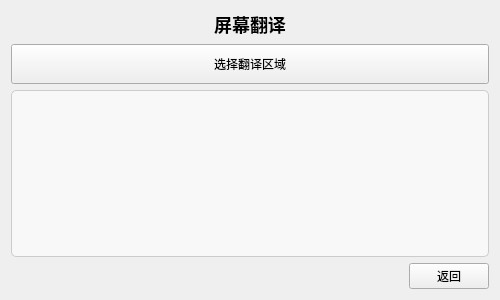
Before: the Qt Designer form UI_File/screen_translate.ui in Lyghrock/Programming-Practice-2025-Spring-Project, drawn with Qt 5.
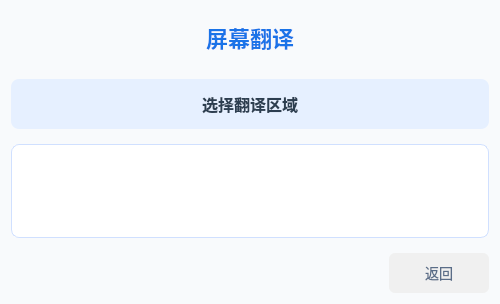
After: the same form once the commit is applied.

The edit to the form file:
```diff
--- a/UI_File/screen_translate.ui
+++ b/UI_File/screen_translate.ui
@@ -10,7 +10,16 @@
     <height>300</height>
    </rect>
   </property>
+  <property name="styleSheet">
+   <string notr="true">QWidget {
+    background-color: #f8fafc;
+    font-family: 'Segoe UI', sans-serif;
+}</string>
+  </property>
   <layout class="QVBoxLayout" name="verticalLayout">
+   <property name="spacing">
+    <number>15</number>
+   </property>
    <item>
     <widget class="QLabel" name="label">
      <property name="text">
@@ -20,7 +29,10 @@
       <set>Qt::AlignCenter</set>
      </property>
      <property name="styleSheet">
-      <string notr="true">font-size: 18px; font-weight: bold;</string>
+      <string notr="true">font-size: 22px;
+font-weight: bold;
+color: #1a73e8;
+padding: 10px;</string>
      </property>
     </widget>
    </item>
@@ -32,18 +44,43 @@
      <property name="minimumSize">
       <size>
        <width>0</width>
-       <height>40</height>
+       <height>50</height>
       </size>
      </property>
+     <property name="styleSheet">
+      <string notr="true">QPushButton {
+    background-color: #e6f0ff;
+    border: none;
+    border-radius: 8px;
+    font-size: 16px;
+    font-weight: 500;
+    color: #2c3e50;
+    padding: 10px;
+}
+
+QPushButton:hover {
+    background-color: #d9e7ff;
+}
+
+QPushButton:pressed {
+    background-color: #c2d6ff;
+}</string>
+     </property>
     </widget>
    </item>
    <item>
     <widget class="QTextEdit" name="text_result">
      <property name="styleSheet">
-      <string notr="true">background-color: #F8F8F8;
-border: 1px solid #CCCCCC;
-border-radius: 5px;
-padding: 10px;</string>
+      <string notr="true">QTextEdit {
+    background-color: #ffffff;
+    border: 1px solid #d0e0ff;
+    border-radius: 8px;
+    padding: 12px;
+    font-size: 14px;
+    color: #2c3e50;
+    selection-background-color: #e6f0ff;
+    selection-color: #1a73e8;
+}</string>
      </property>
     </widget>
    </item>
@@ -67,6 +104,30 @@
        <property name="text">
         <string>返回</string>
        </property>
+       <property name="minimumSize">
+        <size>
+         <width>100</width>
+         <height>40</height>
+        </size>
+       </property>
+       <property name="styleSheet">
+        <string notr="true">QPushButton {
+    background-color: #f0f0f0;
+    border: none;
+    border-radius: 6px;
+    font-size: 14px;
+    padding: 8px 16px;
+    color: #5a6d88;
+}
+
+QPushButton:hover {
+    background-color: #e6e6e6;
+}
+
+QPushButton:pressed {
+    background-color: #d9d9d9;
+}</string>
+       </property>
       </widget>
      </item>
     </layout>
```
